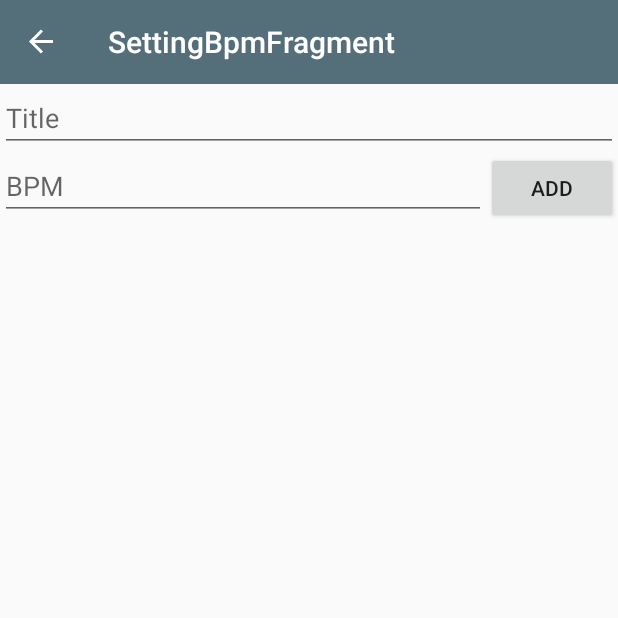
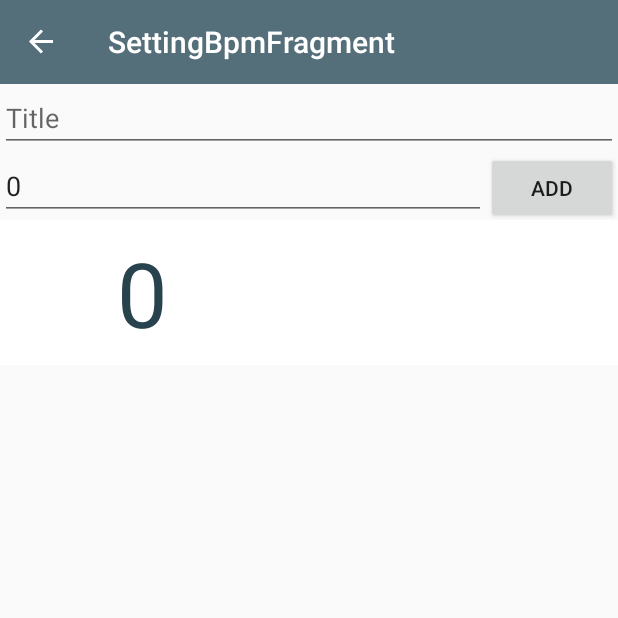
Before and after one commit to kenz/MetronomeForWear, an Android app: the SettingBpmFragment screen opened through its navigation route, after a tap on "ADD", on a phone screen of 412 x 824 dp, the top half of it. Run offline under Robolectric (Android 15) with nearby library versions, the phone set to English and light mode, and no system bars; our stand-ins replace Dagger/Hilt's generated code, Room's generated code, data binding, navigation-ui; libraries missing offline, so code that uses them is left out: androidx.hilt, androidx.hilt.lifecycle.

Commit message:
Save and Load bpm list.

```diff
--- a/metronome/build.gradle
+++ b/metronome/build.gradle
@@ -43,6 +43,9 @@ dependencies {
     androidTestImplementation 'androidx.test.ext:junit:1.1.1'
     androidTestImplementation 'androidx.test.espresso:espresso-core:3.2.0'
 
+    implementation "androidx.recyclerview:recyclerview:1.1.0"
+    implementation "androidx.recyclerview:recyclerview-selection:1.1.0-rc01"
+
     implementation "androidx.room:room-runtime:$rootProject.roomVersion"
     implementation "androidx.room:room-ktx:$rootProject.roomVersion"
     androidTestImplementation "androidx.room:room-testing:$rootProject.roomVersion"
--- /dev/null
+++ b/mobile/src/main/java/org/firespeed/metronome/ui/settings/BpmListAdapter.kt
@@ -0,0 +1,50 @@
+package org.firespeed.metronome.ui.settings
+
+import android.view.LayoutInflater
+import android.view.View
+import android.view.ViewGroup
+import androidx.databinding.DataBindingUtil
+import androidx.recyclerview.widget.RecyclerView
+import org.firespeed.metronome.R
+import org.firespeed.metronome.databinding.ItemBpmBinding
+import org.firespeed.metronome.model.Bpm
+
+
+class BpmListAdapter(
+    private val clickListener: (Bpm) -> Unit
+) : RecyclerView.Adapter<BpmListAdapter.ItemViewHolder>() {
+    private val list = ArrayList<Bpm>()
+
+    class ItemViewHolder(v: View) : RecyclerView.ViewHolder(v) {
+        val binding: ItemBpmBinding? = DataBindingUtil.bind(v)
+    }
+
+    override fun onCreateViewHolder(parent: ViewGroup, viewType: Int): ItemViewHolder {
+        return ItemViewHolder(LayoutInflater.from(parent.context).inflate(R.layout.item_bpm, parent, false))
+    }
+
+    override fun getItemCount(): Int = list.count()
+
+    private var selectedItem = -1
+    override fun onBindViewHolder(holder: ItemViewHolder, position: Int) {
+        holder.binding?.apply {
+            val item = list[position]
+            this.item = item
+            this.root.setOnClickListener{
+                clickListener.invoke(item)
+                notifyItemChanged(selectedItem)
+                selectedItem = position
+                notifyItemChanged(selectedItem)
+            }
+            holder.itemView.isSelected = position == selectedItem
+        }
+
+    }
+
+    fun setList(bpmList: List<Bpm>) {
+        list.clear()
+        list.addAll(bpmList)
+        notifyDataSetChanged()
+    }
+
+}
--- a/mobile/src/main/java/org/firespeed/metronome/ui/settings/SettingBpmFragment.kt
+++ b/mobile/src/main/java/org/firespeed/metronome/ui/settings/SettingBpmFragment.kt
@@ -8,6 +8,7 @@ import androidx.databinding.DataBindingUtil
 import androidx.fragment.app.Fragment
 import androidx.fragment.app.viewModels
 import androidx.lifecycle.Observer
+import androidx.recyclerview.widget.LinearLayoutManager
 import dagger.hilt.android.AndroidEntryPoint
 import org.firespeed.metronome.R
 import org.firespeed.metronome.databinding.SettingBpmFragmentBinding
@@ -46,8 +47,14 @@ class SettingBpmFragment : Fragment() {
             )
             viewModel.add(bpm)
         }
+        val adapter = BpmListAdapter{
+            // onClickListener
+            binding.selectedItem = it
+        }
+        binding.bpmList.layoutManager = LinearLayoutManager(context)
+        binding.bpmList.adapter = adapter
         viewModel.getAll().observe(this.viewLifecycleOwner, Observer {
-
+            adapter.setList(it)
         })
 
         return binding.root
--- a/mobile/src/main/res/color/item_list_background.xml
+++ /dev/null
@@ -1,5 +0,0 @@
-<?xml version="1.0" encoding="utf-8"?>
-<selector xmlns:android="http://schemas.android.com/apk/res/android">
-    <item android:color="@color/colorPrimaryDark" android:state_checked="true" android:state_pressed="true" android:state_selected="true" />
-    <item android:color="@color/colorBackground" />
-</selector>
--- a/mobile/src/main/res/color/item_list_primary.xml
+++ b/mobile/src/main/res/color/item_list_primary.xml
@@ -1,5 +1,5 @@
 <?xml version="1.0" encoding="utf-8"?>
 <selector xmlns:android="http://schemas.android.com/apk/res/android">
-    <item android:color="@color/colorBackground" android:state_checked="true" android:state_pressed="true" android:state_selected="true" />
+    <item android:color="@color/colorBackground" android:state_selected="true" />
     <item android:color="@color/colorPrimary" />
 </selector>
--- a/mobile/src/main/res/color/item_list_primary_dark.xml
+++ b/mobile/src/main/res/color/item_list_primary_dark.xml
@@ -1,5 +1,5 @@
 <?xml version="1.0" encoding="utf-8"?>
 <selector xmlns:android="http://schemas.android.com/apk/res/android">
-    <item android:color="@color/colorBackground" android:state_checked="true" android:state_pressed="true" android:state_selected="true" />
+    <item android:color="@color/colorBackground" android:state_selected="true" />
     <item android:color="@color/colorPrimaryDark" />
 </selector>
--- /dev/null
+++ b/mobile/src/main/res/drawable/item_list_background.xml
@@ -0,0 +1,13 @@
+<?xml version="1.0" encoding="utf-8"?>
+<selector xmlns:android="http://schemas.android.com/apk/res/android">
+    <item android:state_selected="true">
+        <shape>
+            <solid android:color="@color/colorPrimaryDark" />
+        </shape>
+    </item>
+    <item >
+        <shape>
+            <solid android:color="@color/colorBackground" />
+        </shape>
+    </item>
+</selector>
--- a/mobile/src/main/res/layout/item_bpm.xml
+++ b/mobile/src/main/res/layout/item_bpm.xml
@@ -5,14 +5,14 @@
     <data>
 
         <variable
-            name="bpm"
+            name="item"
             type="org.firespeed.metronome.model.Bpm" />
     </data>
 
     <LinearLayout
         android:layout_width="match_parent"
         android:layout_height="wrap_content"
-        android:background="@color/item_list_background">
+        android:background="@drawable/item_list_background">
 
         <TextView
             android:id="@+id/bpm"
@@ -20,7 +20,7 @@
             android:layout_height="wrap_content"
             android:gravity="end"
             android:padding="8sp"
-            android:text="@{Integer.toString(bpm.bpm)}"
+            android:text="@{Integer.toString(item.bpm)}"
             android:textColor="@color/item_list_primary_dark"
             android:textSize="60sp"
             tools:text="888" />
@@ -33,7 +33,7 @@
             android:layout_weight="1"
             android:paddingStart="0dp"
             android:paddingEnd="8dp"
-            android:text="@{bpm.title}"
+            android:text="@{item.title}"
             android:textColor="@color/item_list_primary"
             android:textSize="14sp"
             tools:text="hogehoge" />
--- a/mobile/src/main/res/layout/setting_bpm_fragment.xml
+++ b/mobile/src/main/res/layout/setting_bpm_fragment.xml
@@ -4,11 +4,18 @@
     xmlns:tools="http://schemas.android.com/tools">
 
     <data>
-        <variable name="viewModel"
-            type="org.firespeed.metronome.ui.SettingBpmViewModel"/>
+
+        <variable
+            name="viewModel"
+            type="org.firespeed.metronome.ui.SettingBpmViewModel" />
+
         <variable
             name="fragment"
             type="org.firespeed.metronome.ui.settings.SettingBpmFragment" />
+
+        <variable
+            name="selectedItem"
+            type="org.firespeed.metronome.model.Bpm" />
     </data>
 
     <androidx.constraintlayout.widget.ConstraintLayout
@@ -16,47 +23,50 @@
         android:layout_width="match_parent"
         android:layout_height="match_parent"
         tools:context=".ui.settings.SettingBpmFragment">
+
         <EditText
             android:id="@+id/title"
+            android:layout_width="0dp"
+            android:layout_height="wrap_content"
             android:autofillHints="@string/title"
-            android:layout_width="0dp"
             android:hint="@string/title"
+            android:inputType="text"
+            android:maxLines="1"
+            android:text="@{selectedItem.title}"
+            app:layout_constraintEnd_toEndOf="parent"
             app:layout_constraintStart_toStartOf="parent"
-            app:layout_constraintEnd_toEndOf="parent"
-            app:layout_constraintTop_toTopOf="parent"
-            android:layout_height="wrap_content"
-            android:maxLines="1"
-            android:inputType="text" />
+            app:layout_constraintTop_toTopOf="parent" />
+
         <EditText
             android:id="@+id/bpm"
+            android:layout_width="0dp"
+            android:layout_height="wrap_content"
+            android:autofillHints="60"
+            android:hint="@string/bpm"
             android:inputType="numberDecimal"
+            android:text="@{Integer.toString(selectedItem.bpm)}"
             android:maxLines="1"
-            android:autofillHints="60"
-            android:layout_width="0dp"
-            android:hint="@string/bpm"
+            app:layout_constraintEnd_toStartOf="@id/add"
             app:layout_constraintStart_toStartOf="parent"
-            app:layout_constraintEnd_toStartOf="@id/add"
-            app:layout_constraintTop_toBottomOf="@id/title"
-            android:layout_height="wrap_content"
-            />
+            app:layout_constraintTop_toBottomOf="@id/title" />
+
         <Button
             android:id="@+id/add"
             android:layout_width="wrap_content"
             android:layout_height="wrap_content"
             android:text="@string/add"
-            app:layout_constraintTop_toBottomOf="@+id/title"
             app:layout_constraintEnd_toEndOf="parent"
-            />
+            app:layout_constraintTop_toBottomOf="@+id/title" />
+
         <androidx.recyclerview.widget.RecyclerView
             android:id="@+id/bpmList"
             android:layout_width="0dp"
+            android:layout_height="0dp"
+            app:layout_constraintBottom_toBottomOf="parent"
+            app:layout_constraintEnd_toEndOf="parent"
             app:layout_constraintStart_toStartOf="parent"
-            app:layout_constraintEnd_toEndOf="parent"
-            app:layout_constraintBottom_toBottomOf="parent"
             app:layout_constraintTop_toBottomOf="@id/bpm"
-            android:layout_height="0dp"
-            />
-
+            tools:listitem="@layout/item_bpm" />
 
 
     </androidx.constraintlayout.widget.ConstraintLayout>
```
